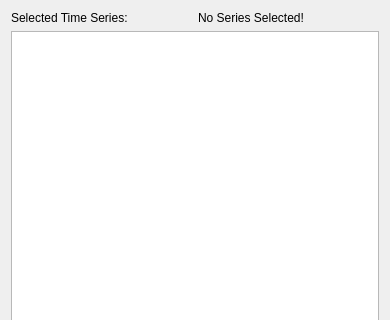
Before: the Qt Designer form Plugins/org.mitk.gui.qt.pharmacokinetics.curvedescriptor/src/internal/PerfusionCurveDescriptionParameterViewControls.ui in MITK/MITK, drawn with Qt 5; both pictures show x 0 to 390 and y 0 to 320 of the 390 by 671 pixel window.
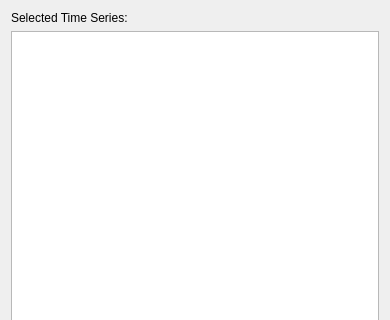
After: the same form once the commit is applied. Custom widgets are drawn as their Qt base class.

Commit message: Fix T30217 - Change data selection concept for curve description parameters view.

```diff
--- a/Plugins/org.mitk.gui.qt.pharmacokinetics.curvedescriptor/src/internal/PerfusionCurveDescriptionParameterViewControls.ui
+++ b/Plugins/org.mitk.gui.qt.pharmacokinetics.curvedescriptor/src/internal/PerfusionCurveDescriptionParameterViewControls.ui
@@ -30,11 +30,7 @@
       </widget>
      </item>
      <item>
-      <widget class="QLabel" name="lableSelectedImage">
-       <property name="text">
-        <string>No Series Selected!</string>
-       </property>
-      </widget>
+      <widget class="QmitkSingleNodeSelectionWidget" name="timeSeriesNodeSelector" native="true"/>
      </item>
     </layout>
    </item>
@@ -80,6 +76,14 @@
   </layout>
  </widget>
  <layoutdefault spacing="6" margin="11"/>
+ <customwidgets>
+  <customwidget>
+   <class>QmitkSingleNodeSelectionWidget</class>
+   <extends>QWidget</extends>
+   <header>QmitkSingleNodeSelectionWidget.h</header>
+   <container>1</container>
+  </customwidget>
+ </customwidgets>
  <resources/>
  <connections/>
 </ui>
```
The commit also changes 2 other files.
